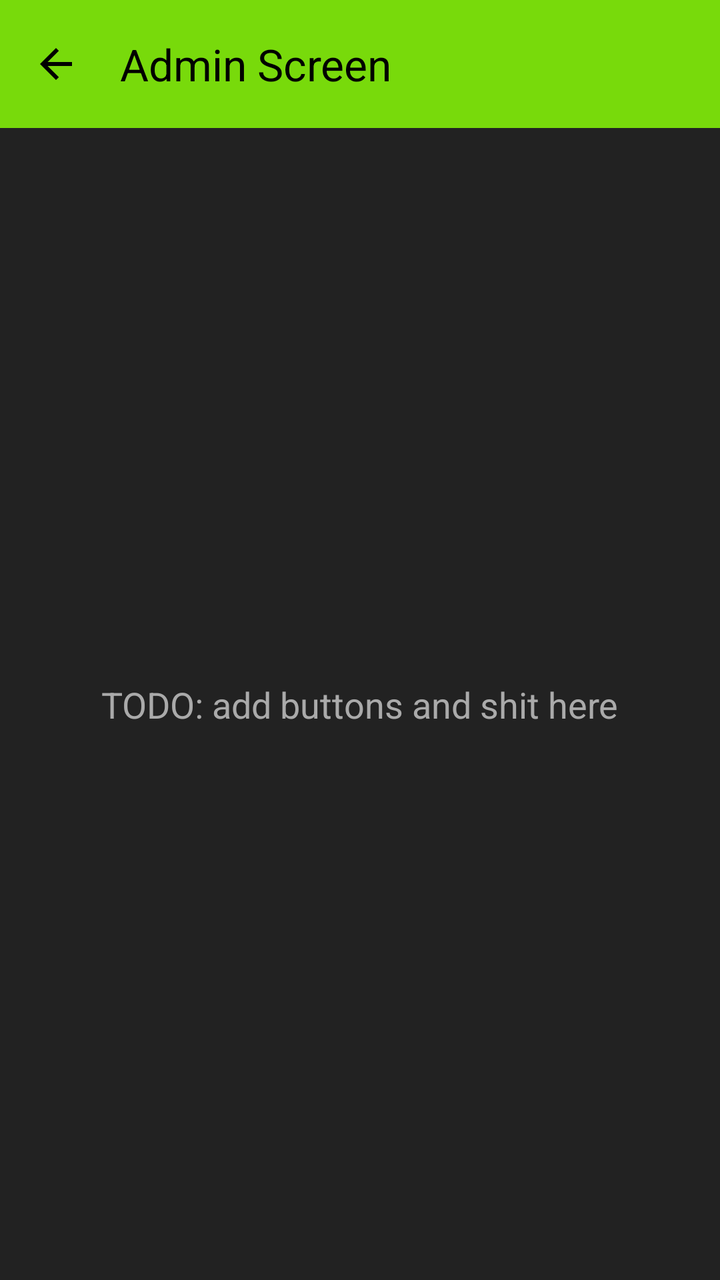
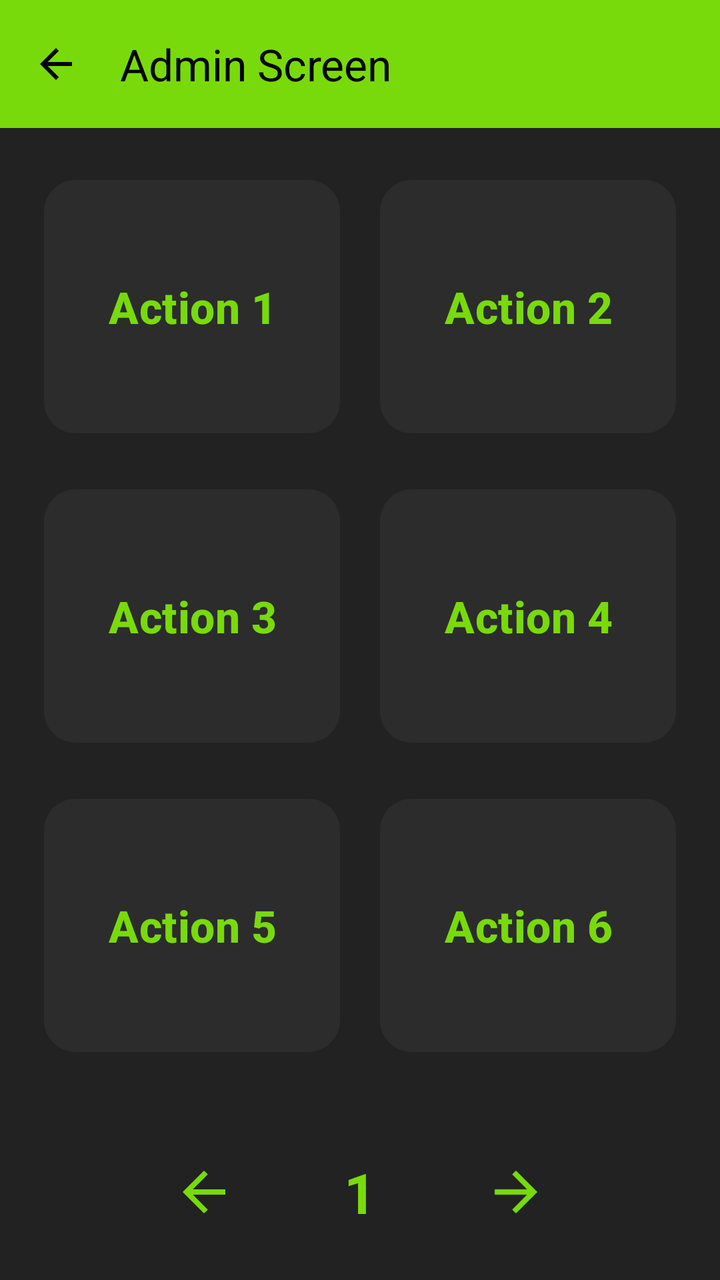

Screens rendered from an Android XML layout before and after an edit, with the pre-edit source and the edit as a unified diff.
<!-- AndroidManifest.xml: application theme Theme.VIA -->
<!-- res/layout/fragment_dev.xml -->
<?xml version="1.0" encoding="utf-8"?>
<androidx.constraintlayout.widget.ConstraintLayout
    xmlns:android="http://schemas.android.com/apk/res/android"
    xmlns:app="http://schemas.android.com/apk/res-auto"
    xmlns:tools="http://schemas.android.com/tools"
    android:clickable="true"
    android:focusable="true"
    android:layout_width="match_parent"
    android:layout_height="match_parent"
    android:background="#222222"
    tools:context=".FragmentDev">

    
    <androidx.appcompat.widget.Toolbar
        android:id="@+id/admin_toolbar"
        android:layout_width="match_parent"
        android:layout_height="?attr/actionBarSize"
        android:background="#78da0b"
        app:layout_constraintEnd_toEndOf="parent"
        app:layout_constraintStart_toStartOf="parent"
        app:layout_constraintTop_toTopOf="parent"
        app:navigationIcon="@drawable/ic_arrow_back"
        app:title="Admin Screen"
        app:titleTextColor="@color/black" />

    
    <TextView
        android:layout_width="wrap_content"
        android:layout_height="wrap_content"
        android:text="TODO: add buttons and shit here"
        android:textColor="#AAAAAA"
        android:textSize="18sp"
        app:layout_constraintTop_toBottomOf="@+id/admin_toolbar"
        app:layout_constraintBottom_toBottomOf="parent"
        app:layout_constraintStart_toStartOf="parent"
        app:layout_constraintEnd_toEndOf="parent" />

</androidx.constraintlayout.widget.ConstraintLayout>
<!-- resources referenced by this layout -->
<resources>
  <color name="black">#FF000000</color>
  <!-- drawable ic_arrow_back (drawable) -->
  <vector xmlns:android="http://schemas.android.com/apk/res/android" android:autoMirrored="true" android:height="24dp" android:tint="#000000" android:viewportHeight="960" android:viewportWidth="960" android:width="24dp">
        
      <path android:fillColor="@android:color/white" android:pathData="M313,520L537,744L480,800L160,480L480,160L537,216L313,440L800,440L800,520L313,520Z"/>
      
  </vector>
  <style name="Theme.VIA" parent="Base.Theme.VIA" />
  <style name="Base.Theme.VIA" parent="Theme.Material3.DayNight.NoActionBar">
          
          
      </style>
</resources>

<!-- the commit's change to res/layout/fragment_dev.xml (unified diff, before → after) -->
@@ -8,6 +8,7 @@
     android:layout_width="match_parent"
     android:layout_height="match_parent"
     android:background="#222222"
+    tools:ignore="HardcodedText, VisualLintButtonSize"
     tools:context=".FragmentDev">
 
     
@@ -24,15 +25,222 @@
         app:titleTextColor="@color/black" />
 
     
-    <TextView
+    <ImageButton
+        android:id="@+id/button6"
+        android:layout_width="38dp"
+        android:layout_height="38dp"
+        android:background="@drawable/bg_circle"
+        android:padding="8dp"
+        android:scaleType="fitCenter"
+        android:src="@drawable/ic_check"
+        app:layout_constraintBottom_toBottomOf="@+id/admin_toolbar"
+        app:layout_constraintEnd_toEndOf="@+id/admin_toolbar"
+        app:layout_constraintHorizontal_bias="0.94"
+        app:layout_constraintStart_toStartOf="@+id/admin_toolbar"
+        app:layout_constraintTop_toTopOf="parent"
+        app:layout_constraintVertical_bias="0.5"
+        app:tint="#78da0b"
+        android:visibility="gone" />
+
+    
+    <ScrollView
+        android:id="@+id/logScrollView"
+        android:layout_width="0dp"
+        android:layout_height="0dp"
+        android:fillViewport="true"
+        android:visibility="gone"
+        app:layout_constraintBottom_toBottomOf="parent"
+        app:layout_constraintEnd_toEndOf="parent"
+        app:layout_constraintStart_toStartOf="parent"
+        app:layout_constraintTop_toBottomOf="@+id/admin_toolbar">
+
+        <TextView
+            android:id="@+id/logTextView"
+            android:layout_width="match_parent"
+            android:layout_height="wrap_content"
+            android:fontFamily="monospace"
+            android:padding="16dp"
+            android:text="Event Log Started...\n"
+            android:textColor="#AAAAAA"
+            android:textSize="14sp" />
+    </ScrollView>
+
+    <Button
+        android:id="@+id/logButton"
         android:layout_width="wrap_content"
         android:layout_height="wrap_content"
-        android:text="TODO: add buttons and shit here"
-        android:textColor="#AAAAAA"
-        android:textSize="18sp"
-        app:layout_constraintTop_toBottomOf="@+id/admin_toolbar"
+        android:layout_marginEnd="16dp"
+        android:layout_marginBottom="16dp"
+        android:text="log"
+        android:visibility="gone"
         app:layout_constraintBottom_toBottomOf="parent"
-        app:layout_constraintStart_toStartOf="parent"
         app:layout_constraintEnd_toEndOf="parent" />
 
+    
+    <LinearLayout
+        android:id="@+id/pagination_layout"
+        android:layout_width="match_parent"
+        android:layout_height="wrap_content"
+        android:orientation="horizontal"
+        android:gravity="center"
+        android:padding="16dp"
+        app:layout_constraintBottom_toBottomOf="parent"
+        app:layout_constraintStart_toStartOf="parent"
+        app:layout_constraintEnd_toEndOf="parent">
+
+        
+        <ImageButton
+            android:id="@+id/btn_prev_page"
+            android:layout_width="56dp"
+            android:layout_height="56dp"
+            android:background="@drawable/bg_circle"
+            android:src="@drawable/ic_arrow_back"
+            android:contentDescription="Previous Page"
+            app:tint="#78da0b"
+            android:padding="12dp"
+            android:scaleType="fitCenter" />
+
+        
+        <TextView
+            android:id="@+id/tv_page_number"
+            android:layout_width="wrap_content"
+            android:layout_height="wrap_content"
+            android:layout_marginHorizontal="42dp"
+            android:text="1"
+            android:textColor="#78da0b"
+            android:textSize="28sp"
+            android:textStyle="bold" />
+
+        
+        <ImageButton
+            android:id="@+id/btn_next_page"
+            android:layout_width="56dp"
+            android:layout_height="56dp"
+            android:background="@drawable/bg_circle"
+            android:src="@drawable/ic_arrow_back"
+            android:contentDescription="Next Page"
+            android:rotation="180"
+            app:tint="#78da0b"
+            android:padding="12dp"
+            android:scaleType="fitCenter" />
+
+    </LinearLayout>
+
+    
+    <GridLayout
+        android:id="@+id/button_grid"
+        android:layout_width="0dp"
+        android:layout_height="0dp"
+        android:columnCount="2"
+        android:rowCount="3"
+        android:padding="12dp"
+        app:layout_constraintTop_toBottomOf="@id/admin_toolbar"
+        app:layout_constraintBottom_toTopOf="@id/pagination_layout"
+        app:layout_constraintStart_toStartOf="parent"
+        app:layout_constraintEnd_toEndOf="parent">
+
+        <Button
+            android:id="@+id/grid_btn_1"
+            android:layout_width="0dp"
+            android:layout_height="0dp"
+            android:layout_rowWeight="1"
+            android:layout_columnWeight="1"
+            android:layout_margin="10dp"
+            android:backgroundTint="#2C2C2C"
+            android:elevation="6dp"
+            app:cornerRadius="16dp"
+            app:rippleColor="#5578da0b"
+            android:text="Action 1"
+            android:textAllCaps="false"
+            android:textColor="#78da0b"
+            android:textSize="22sp"
+            android:textStyle="bold" />
+
+        <Button
+            android:id="@+id/grid_btn_2"
+            android:layout_width="0dp"
+            android:layout_height="0dp"
+            android:layout_rowWeight="1"
+            android:layout_columnWeight="1"
+            android:layout_margin="10dp"
+            android:backgroundTint="#2C2C2C"
+            android:elevation="6dp"
+            app:cornerRadius="16dp"
+            app:rippleColor="#5578da0b"
+            android:text="Action 2"
+            android:textAllCaps="false"
+            android:textColor="#78da0b"
+            android:textSize="22sp"
+            android:textStyle="bold" />
+
+        <Button
+            android:id="@+id/grid_btn_3"
+            android:layout_width="0dp"
+            android:layout_height="0dp"
+            android:layout_rowWeight="1"
+            android:layout_columnWeight="1"
+            android:layout_margin="10dp"
+            android:backgroundTint="#2C2C2C"
+            android:elevation="6dp"
+            app:cornerRadius="16dp"
+            app:rippleColor="#5578da0b"
+            android:text="Action 3"
+            android:textAllCaps="false"
+            android:textColor="#78da0b"
+            android:textSize="22sp"
+            android:textStyle="bold" />
+
+        <Button
+            android:id="@+id/grid_btn_4"
+            android:layout_width="0dp"
+            android:layout_height="0dp"
+            android:layout_rowWeight="1"
+            android:layout_columnWeight="1"
+            android:layout_margin="10dp"
+            android:backgroundTint="#2C2C2C"
+            android:elevation="6dp"
+            app:cornerRadius="16dp"
+            app:rippleColor="#5578da0b"
+            android:text="Action 4"
+            android:textAllCaps="false"
+            android:textColor="#78da0b"
+            android:textSize="22sp"
+            android:textStyle="bold" />
+
+        <Button
+            android:id="@+id/grid_btn_5"
+            android:layout_width="0dp"
+            android:layout_height="0dp"
+            android:layout_rowWeight="1"
+            android:layout_columnWeight="1"
+            android:layout_margin="10dp"
+            android:backgroundTint="#2C2C2C"
+            android:elevation="6dp"
+            app:cornerRadius="16dp"
+            app:rippleColor="#5578da0b"
+            android:text="Action 5"
+            android:textAllCaps="false"
+            android:textColor="#78da0b"
+            android:textSize="22sp"
+            android:textStyle="bold" />
+
+        <Button
+            android:id="@+id/grid_btn_6"
+            android:layout_width="0dp"
+            android:layout_height="0dp"
+            android:layout_rowWeight="1"
+            android:layout_columnWeight="1"
+            android:layout_margin="10dp"
+            android:backgroundTint="#2C2C2C"
+            android:elevation="6dp"
+            app:cornerRadius="16dp"
+            app:rippleColor="#5578da0b"
+            android:text="Action 6"
+            android:textAllCaps="false"
+            android:textColor="#78da0b"
+            android:textSize="22sp"
+            android:textStyle="bold" />
+
+    </GridLayout>
+
 </androidx.constraintlayout.widget.ConstraintLayout>
<!-- resource entries referenced after the edit -->
@@ -1,10 +1,27 @@
 <!-- resources referenced by this layout -->
 <resources>
   <color name="black">#FF000000</color>
+  <!-- drawable bg_circle (drawable) -->
+  <?xml version="1.0" encoding="utf-8"?>
+  <ripple xmlns:android="http://schemas.android.com/apk/res/android"
+      android:color="#555555">
+      <item>
+          <shape
+              android:shape="oval">
+              <solid android:color="#222222" />
+          </shape>
+      </item>
+  </ripple>
   <!-- drawable ic_arrow_back (drawable) -->
   <vector xmlns:android="http://schemas.android.com/apk/res/android" android:autoMirrored="true" android:height="24dp" android:tint="#000000" android:viewportHeight="960" android:viewportWidth="960" android:width="24dp">
         
       <path android:fillColor="@android:color/white" android:pathData="M313,520L537,744L480,800L160,480L480,160L537,216L313,440L800,440L800,520L313,520Z"/>
+      
+  </vector>
+  <!-- drawable ic_check (drawable) -->
+  <vector xmlns:android="http://schemas.android.com/apk/res/android" android:height="24dp" android:tint="#000000" android:viewportHeight="24" android:viewportWidth="24" android:width="24dp">
+        
+      <path android:fillColor="@android:color/white" android:pathData="M9,16.17L4.83,12l-1.42,1.41L9,19 21,7l-1.41,-1.41z"/>
       
   </vector>
   <style name="Theme.VIA" parent="Base.Theme.VIA" />
